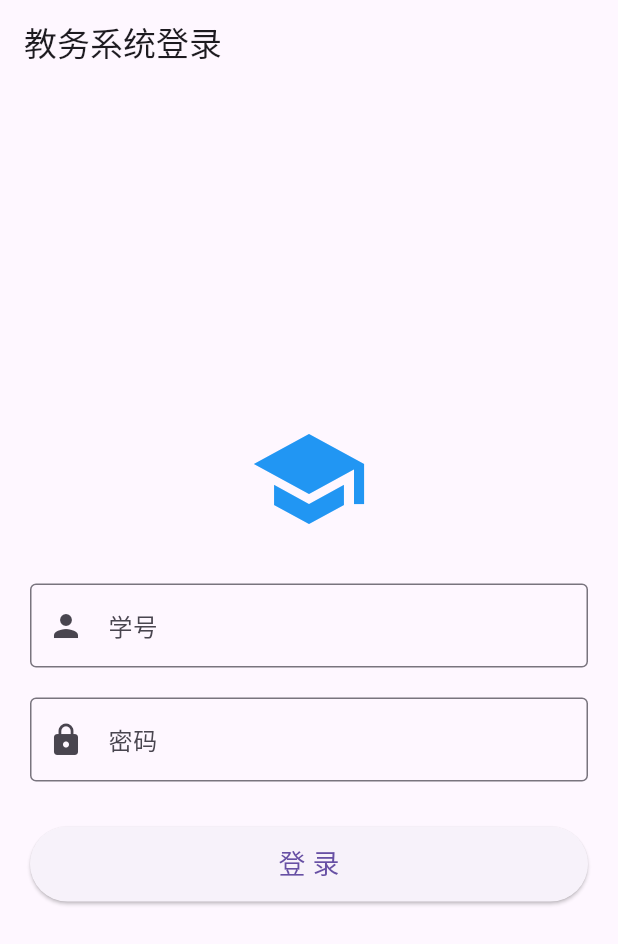
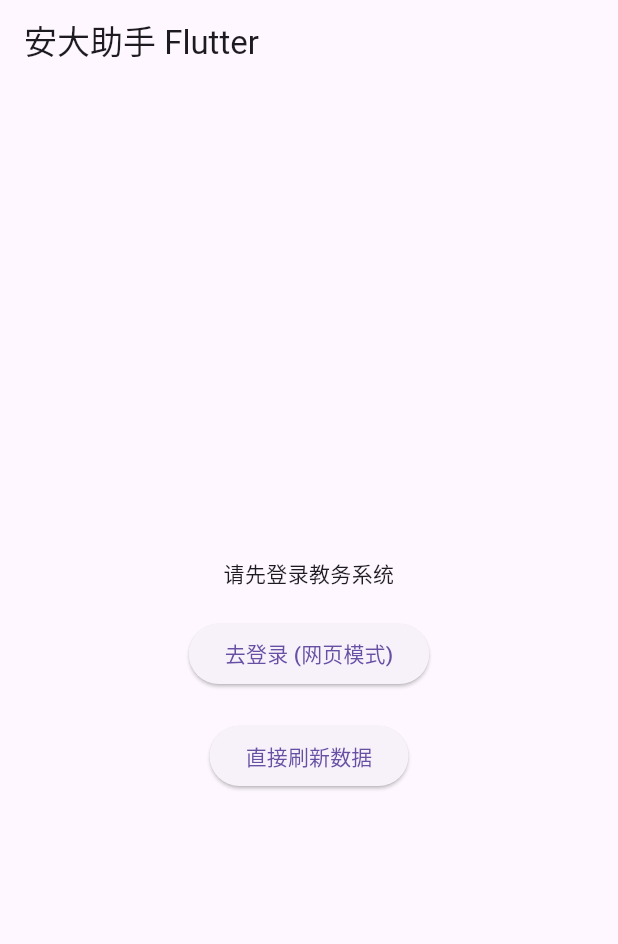
Before and after one commit to kid-depress/ahu_helper, a Flutter app: the screen it shows after launch, on a phone screen of 412 x 824 dp. Shown: the top 944 px of the screen. Run offline on Flutter 3.47's test engine with Material 3 defaults, Android fonts, the phone set to English and light mode, and no system bars; our stand-ins replace cookie_jar, dio, dio_cookie_manager, fluttertoast; missing offline and left inert: flutter_inappwebview.

Commit message:
看不懂

```diff
--- a/lib/main.dart
+++ b/lib/main.dart
@@ -1,96 +1,64 @@
 import 'package:flutter/material.dart';
 import 'package:fluttertoast/fluttertoast.dart';
-import 'api/auth_service.dart';
+import 'api/net_client.dart';
+import 'pages/webview_login_page.dart';
 
 void main() {
-  runApp(const MyApp());
+  runApp(const MaterialApp(home: HomePage()));
 }
 
-class MyApp extends StatelessWidget {
-  const MyApp({super.key});
+class HomePage extends StatefulWidget {
+  const HomePage({super.key});
 
   @override
-  Widget build(BuildContext context) {
-    return MaterialApp(
-      title: '安大助手 Flutter版',
-      theme: ThemeData(primarySwatch: Colors.blue),
-      home: const LoginPage(),
-    );
-  }
+  State<HomePage> createState() => _HomePageState();
 }
 
-class LoginPage extends StatefulWidget {
-  const LoginPage({super.key});
+class _HomePageState extends State<HomePage> {
+  String _info = "请先登录教务系统";
 
-  @override
-  State<LoginPage> createState() => _LoginPageState();
-}
+  // 测试抓取课表页面
+  void _fetchSchedule() async {
+    setState(() => _info = "正在抓取课表数据...");
+    // 这里的路径参考 JwxtApi.kt 中的课表地址
+    String html = await NetClient().get("/student/for-std/course-table");
 
-class _LoginPageState extends State<LoginPage> {
-  final TextEditingController _userCtrl = TextEditingController();
-  final TextEditingController _pwdCtrl = TextEditingController();
-  bool _isLoading = false;
-
-  void _doLogin() async {
-    if (_userCtrl.text.isEmpty || _pwdCtrl.text.isEmpty) {
-      Fluttertoast.showToast(msg: "请输入学号和密码");
-      return;
-    }
-
-    setState(() => _isLoading = true);
-
-    // 调用我们写的登录服务
-    bool success = await AuthService().login(_userCtrl.text, _pwdCtrl.text);
-
-    setState(() => _isLoading = false);
-
-    if (success) {
-      Fluttertoast.showToast(msg: "登录成功！(模拟)");
-      // TODO: 跳转到课表页面
+    if (html.contains("课程表") || html.contains("semester")) {
+      setState(() => _info = "✅ 抓取成功！获取到 HTML 长度: ${html.length}\n接下来可以用 html 库解析表格了。");
     } else {
-      Fluttertoast.showToast(msg: "登录失败，请检查账号密码");
+      setState(() => _info = "❌ 抓取失败或权限不足，请重新登录。");
     }
   }
 
   @override
   Widget build(BuildContext context) {
     return Scaffold(
-      appBar: AppBar(title: const Text("教务系统登录")),
-      body: Padding(
-        padding: const EdgeInsets.all(20.0),
+      appBar: AppBar(title: const Text("安大助手 Flutter")),
+      body: Center(
         child: Column(
           mainAxisAlignment: MainAxisAlignment.center,
           children: [
-            const Icon(Icons.school, size: 80, color: Colors.blue),
-            const SizedBox(height: 30),
-            TextField(
-              controller: _userCtrl,
-              decoration: const InputDecoration(
-                labelText: "学号",
-                border: OutlineInputBorder(),
-                prefixIcon: Icon(Icons.person),
-              ),
+            Padding(
+              padding: const EdgeInsets.all(20.0),
+              child: Text(_info, textAlign: TextAlign.center),
+            ),
+            ElevatedButton(
+              onPressed: () async {
+                final success = await Navigator.push(
+                  context,
+                  MaterialPageRoute(builder: (context) => const LoginWebView()),
+                );
+                if (success == true) {
+                  Fluttertoast.showToast(msg: "登录成功！");
+                  _fetchSchedule();
+                }
+              },
+              child: const Text("去登录 (网页模式)"),
             ),
             const SizedBox(height: 20),
-            TextField(
-              controller: _pwdCtrl,
-              obscureText: true,
-              decoration: const InputDecoration(
-                labelText: "密码",
-                border: OutlineInputBorder(),
-                prefixIcon: Icon(Icons.lock),
-              ),
-            ),
-            const SizedBox(height: 30),
-            SizedBox(
-              width: double.infinity,
-              height: 50,
-              child: ElevatedButton(
-                onPressed: _isLoading ? null : _doLogin,
-                child: _isLoading
-                  ? const CircularProgressIndicator(color: Colors.white)
-                  : const Text("登 录", style: TextStyle(fontSize: 18)),
-              ),
+            ElevatedButton(
+              onPressed: _fetchSchedule,
+              child: const Text("直接刷新数据"),
             ),
           ],
         ),
```
Also changed, not shown: lib/api/auth_service.dart (deleted, +0 -56 lines), lib/api/net_client.dart (+11 -26 lines), lib/pages/webview_login_page.dart (added, +61 -0 lines), pubspec.yaml (+10 -5 lines), pubspec.lock, 6 other files.
